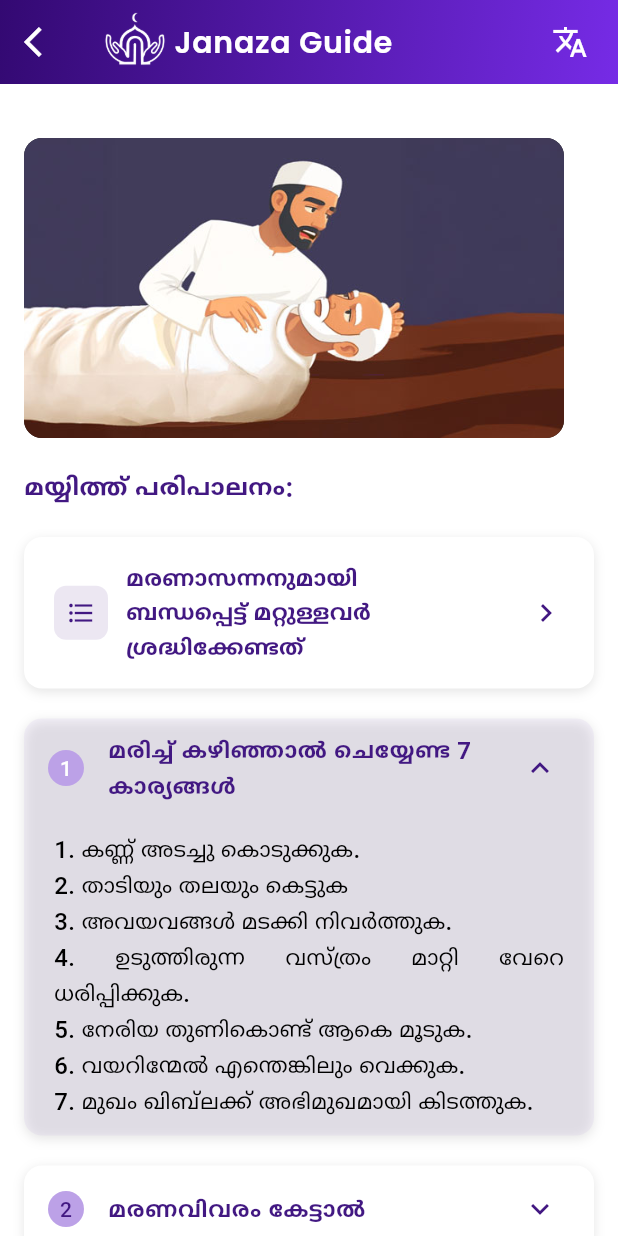
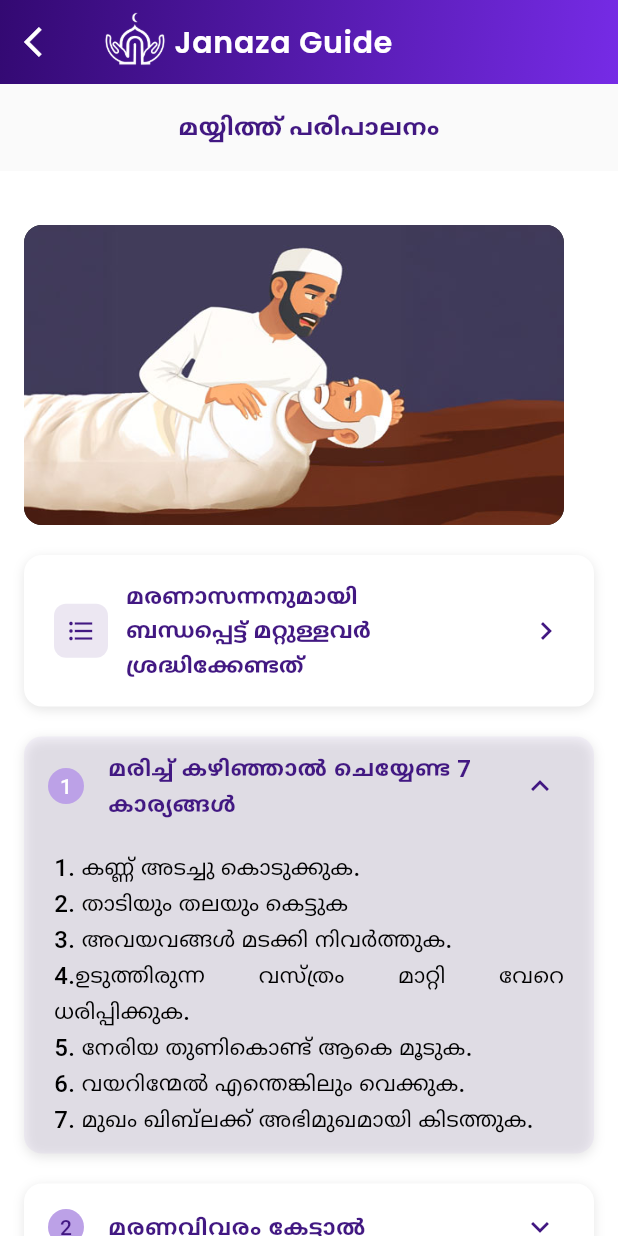
Before and after one commit to Jalaludheen25/Salat_jnz, a Flutter app: the screen it shows after launch, after a tap on "മയ്യിത്ത് പരിപാലനം", on a phone screen of 412 x 824 dp. Run offline on Flutter 3.47's test engine with Material 3 defaults, Android fonts, the phone set to English and light mode, and no system bars; our stand-ins replace google_fonts, just_audio, shared_preferences; missing offline and left inert: shake_flutter; network calls fail; project files that could hold a hidden picture were left out.

Commit message:
content check

```diff
--- a/lib/screen/mayyith_samskaranam/mayyith_samskaranam.dart
+++ b/lib/screen/mayyith_samskaranam/mayyith_samskaranam.dart
@@ -115,7 +115,28 @@ class _MayyithScreenState extends State<MayyithScreen> {
       appBar: const CustomHeader(
         showBackButton: true,
       ),
-      body: Expanded(
+      body: Column(
+        children: [
+          // Screen Title
+          Container(
+            width: double.infinity,
+            padding: const EdgeInsets.all(16.0),
+            color: Colors.grey[50],
+            child: Consumer<LanguageProvider>(
+              builder: (context, langProvider, child) {
+                return Text(
+                  langProvider.t('mayyith.care_title'),
+                  style: GoogleFonts.poppins(
+                    fontSize: 18,
+                    color: ColorClass.primaryColor,
+                    fontWeight: FontWeight.w600,
+                  ),
+                  textAlign: TextAlign.center,
+                );
+              },
+            ),
+          ),
+          Expanded(
             child: SingleChildScrollView(
               child: Padding(
                 padding: const EdgeInsets.all(16.0),
@@ -141,19 +162,6 @@ class _MayyithScreenState extends State<MayyithScreen> {
                       ),
                     ),
                     const SizedBox(height: 20),
-                Consumer<LanguageProvider>(
-                  builder: (context, langProvider, child) {
-                    return Text(
-                      langProvider.t('mayyith.care_title'),
-                      style: GoogleFonts.anekMalayalam(
-                        fontSize: 18,
-                        color: ColorClass.primaryColor,
-                        fontWeight: FontWeight.w600,
-                      ),
-                    );
-                  },
-                ),
-                const SizedBox(height: 20),
                     // Improved Prayer Steps Button
                     GestureDetector(
                       onTap: () {
@@ -177,7 +185,8 @@ class _MayyithScreenState extends State<MayyithScreen> {
                       builder: (context, langProvider, child) {
                         return ExpandableInfoWidget(
                           title: langProvider.t('mayyith.after_death_title'),
-                      content: langProvider.t('mayyith.after_death_content'),
+                          content:
+                              langProvider.t('mayyith.after_death_content'),
                           controller: _controllers[0],
                           isExpanded: _expandedIndex == 0,
                           onExpansionChanged: (expanded) =>
@@ -204,9 +213,10 @@ class _MayyithScreenState extends State<MayyithScreen> {
                     Consumer<LanguageProvider>(
                       builder: (context, langProvider, child) {
                         return ExpandableInfoWidget(
-                      title: langProvider.t('mayyith.death_announcement_title'),
-                      content:
-                          langProvider.t('mayyith.death_announcement_content'),
+                          title: langProvider
+                              .t('mayyith.death_announcement_title'),
+                          content: langProvider
+                              .t('mayyith.death_announcement_content'),
                           controller: _controllers[2],
                           isExpanded: _expandedIndex == 2,
                           onExpansionChanged: (expanded) =>
@@ -255,6 +265,8 @@ class _MayyithScreenState extends State<MayyithScreen> {
                 ),
               ),
             ),
+          ),
+        ],
       ),
     );
   }
--- a/lib/screen/splash_screen/splash_screen.dart
+++ b/lib/screen/splash_screen/splash_screen.dart
@@ -21,7 +21,7 @@ class _SplashScreenState extends State<SplashScreen>
   void initState() {
     super.initState();
     _controller = AnimationController(
-      duration: const Duration(seconds: 2),
+      duration: const Duration(seconds: 5),
       vsync: this,
     );
     _animation = CurvedAnimation(
--- a/lib/widget/custom_header.dart
+++ b/lib/widget/custom_header.dart
@@ -17,7 +17,7 @@ class CustomHeader extends StatelessWidget implements PreferredSizeWidget {
     super.key,
     this.title,
     this.showBackButton = false,
-    this.showLanguageButton = true,
+    this.showLanguageButton = false,
     this.showMenuButton = false,
     this.onMenuPressed,
     this.onBackPressed,
```
Also changed, not shown: lib/screen/bathing_corpse/bathing_corpse_screen.dart (+6 -7 lines), lib/screen/salat_janaza/samshaya_nivaranam.dart (+21 -1 lines), assets/i18n/ml.json. Lines whose indentation alone changed are shown as unchanged.
